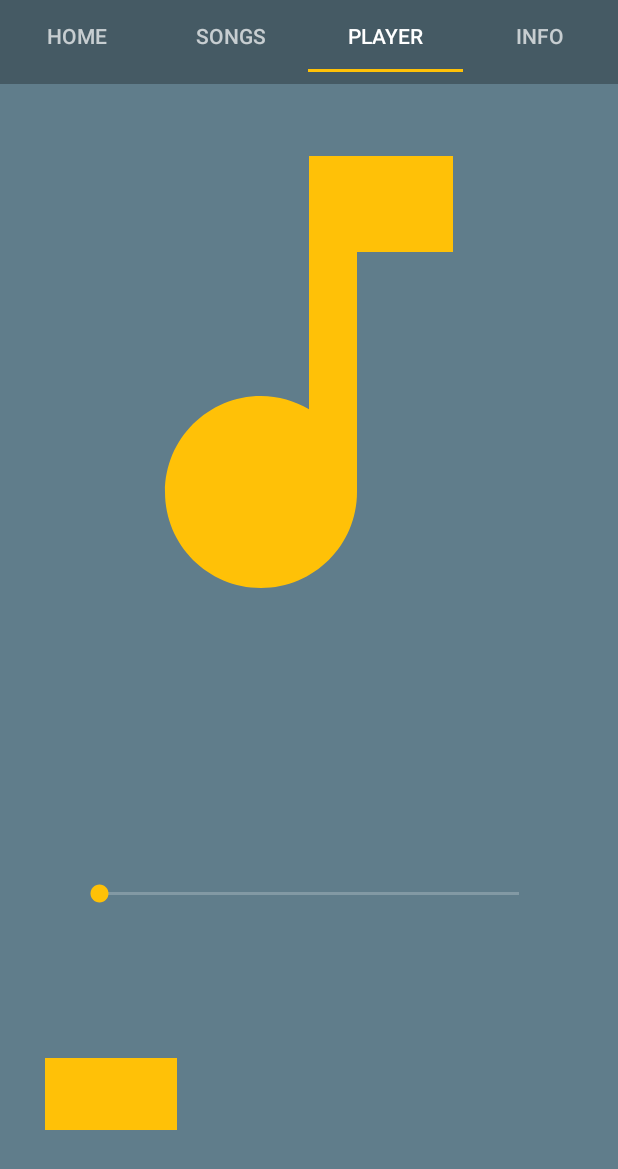
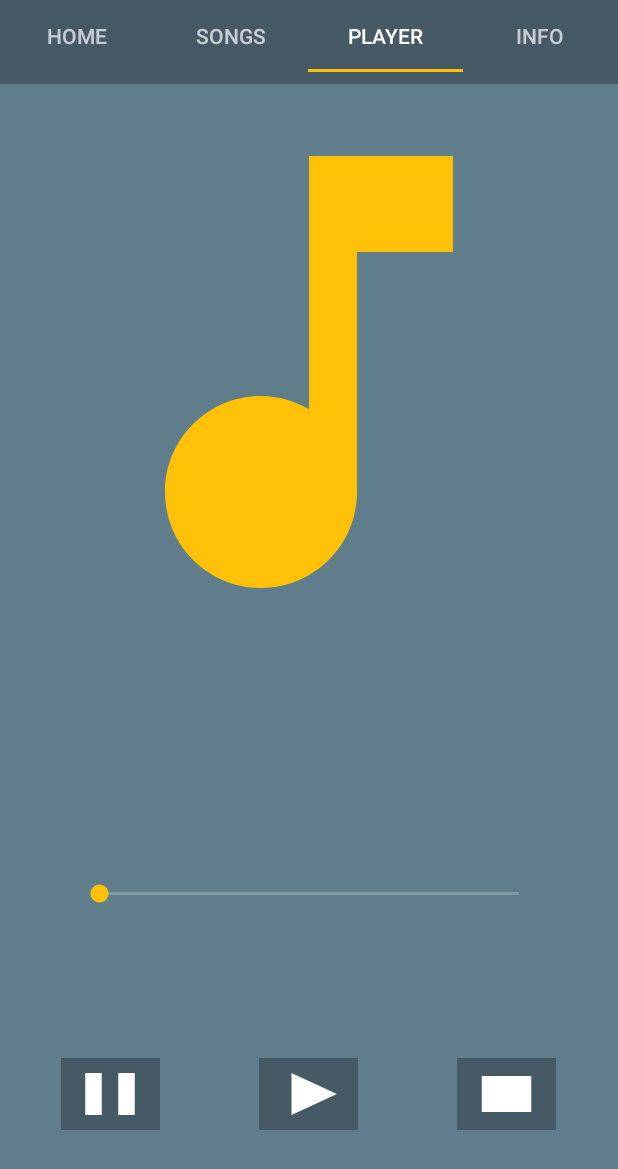
Before and after one commit to AlvarX4z/PocketSong, an Android app: the screen it shows after launch (ActivityMain), tab 3 chosen, on a phone screen of 412 x 824 dp. Shown: the top 1169 px of the screen. Run offline under Robolectric (Android 15) with nearby library versions, the phone set to English and light mode, and no system bars.

Commit message:
MediaPlayer - 1st Attempt

```diff
--- a/app/src/main/java/alfrasan/novatada/musicapitestjava/ActivityMain.java
+++ b/app/src/main/java/alfrasan/novatada/musicapitestjava/ActivityMain.java
@@ -25,7 +25,7 @@ public final class ActivityMain extends AppCompatActivity {
 
         final FragmentManager fragMag = getSupportFragmentManager();
 
-        Toast.makeText(ActivityMain.this, R.string.thanks_app, Toast.LENGTH_SHORT).show();
+        Toast.makeText(context, R.string.thanks_app, Toast.LENGTH_SHORT).show();
 
         // ------------------------ EVENTS ------------------------
 
@@ -47,10 +47,12 @@ public final class ActivityMain extends AppCompatActivity {
                         break;
 
                     case 2:
-                        fragTransaction.replace(R.id.frag_layout_main, new FragmentPlayer(context, currentSong));
+                        fragTransaction.replace(R.id.frag_layout_main, new FragmentPlayer(context));
                         break;
 
-                    case 3: // TODO Add the fourth Fragment when created
+                    case 3:
+                        fragTransaction.replace(R.id.frag_layout_main, new FragmentInfo(context));
+                        break;
 
                 }
 
--- a/app/src/main/java/alfrasan/novatada/musicapitestjava/FragmentPlayer.java
+++ b/app/src/main/java/alfrasan/novatada/musicapitestjava/FragmentPlayer.java
@@ -1,32 +1,138 @@
 package alfrasan.novatada.musicapitestjava;
 
 import android.content.Context;
+import android.media.MediaPlayer;
 import android.os.Bundle;
 
 import androidx.fragment.app.Fragment;
 
+import android.os.Handler;
 import android.view.LayoutInflater;
 import android.view.View;
 import android.view.ViewGroup;
+import android.widget.Button;
+import android.widget.SeekBar;
+import android.widget.TextView;
 import android.widget.Toast;
 
 public final class FragmentPlayer extends Fragment {
 
     private Context context;
-    private Song song;
+    private MediaPlayer mediaPlayer;
+    private Handler handler;
+    private SeekBar seekBarDur;
 
-    public FragmentPlayer(Context context, Song song) {
-
-        this.context = context;
-        this.song = song;
-
-    }
+    public FragmentPlayer(Context context) { this.context = context; }
 
     @Override
     public View onCreateView(LayoutInflater inflater, ViewGroup container, Bundle savedInstanceState) {
 
-        Toast.makeText(context, song.getPath(), Toast.LENGTH_SHORT).show();
-        return inflater.inflate(R.layout.fragment_player, container, false);
+        View view = inflater.inflate(R.layout.fragment_player, container, false);
+        mediaPlayer = null;
+        handler = new Handler();
+
+        final Button pauseBtn = view.findViewById(R.id.btn_fragplayer_pause);
+        final Button playBtn = view.findViewById(R.id.btn_fragplayer_play);
+        final Button stopBtn = view.findViewById(R.id.btn_fragplayer_stop);
+        final TextView songName = view.findViewById(R.id.txt_fragplayer_songname);
+        final TextView songGroup = view.findViewById(R.id.txt_fragplayer_songgroup);
+        seekBarDur = view.findViewById(R.id.seekbar_fragplayer_duration);
+
+        songName.setText(ActivityMain.currentSong.getName());
+        songGroup.setText(ActivityMain.currentSong.getGroup());
+
+        seekBarDur.setOnSeekBarChangeListener(new SeekBar.OnSeekBarChangeListener() {
+
+            @Override
+            public void onProgressChanged(SeekBar seekBar, int progress, boolean fromUser) {
+                if (fromUser) {
+                    mediaPlayer.seekTo(progress);
+                }
+            }
+
+            @Override
+            public void onStartTrackingTouch(SeekBar seekBar) {
+
+            }
+
+            @Override
+            public void onStopTrackingTouch(SeekBar seekBar) {
+
+            }
+
+        });
+
+        playBtn.setOnClickListener(new Button.OnClickListener() {
+
+            @Override
+            public void onClick(View v) {
+
+                if (mediaPlayer == null) {
+
+                    mediaPlayer = MediaPlayer.create(context, R.raw.sample);
+                    seekBarDur.setMax(mediaPlayer.getDuration());
+
+                }
+
+                mediaPlayer.setOnCompletionListener(new MediaPlayer.OnCompletionListener() {
+
+                    @Override
+                    public void onCompletion(MediaPlayer mp) { stop(); }
+
+                });
+
+                mediaPlayer.start();
+
+                UpdateSeekBar updateSeekBar = new UpdateSeekBar();
+                handler.post(updateSeekBar);
+
+            }
+
+        });
+
+        pauseBtn.setOnClickListener(new Button.OnClickListener() {
+
+            @Override
+            public void onClick(View v) { if (mediaPlayer != null) { mediaPlayer.pause(); } }
+
+        });
+
+        stopBtn.setOnClickListener(new Button.OnClickListener() {
+
+            @Override
+            public void onClick(View v) {
+
+                if (mediaPlayer != null) {
+
+                    mediaPlayer.stop();
+                    stop();
+
+                }
+
+            }
+
+        });
+
+        return view;
+
+    }
+
+    public void stop() {
+
+        mediaPlayer.release();
+        mediaPlayer = null;
+
+    }
+
+    public class UpdateSeekBar implements Runnable {
+
+        @Override
+        public void run() {
+
+            seekBarDur.setProgress(mediaPlayer.getCurrentPosition());
+            handler.postDelayed(this, 100);
+
+        }
 
     }
 
--- a/app/src/main/java/alfrasan/novatada/musicapitestjava/RecyclerViewAdapterSong.java
+++ b/app/src/main/java/alfrasan/novatada/musicapitestjava/RecyclerViewAdapterSong.java
@@ -64,6 +64,8 @@ public final class RecyclerViewAdapterSong extends RecyclerView.Adapter<Recycler
             public void onClick(View v) {
 
                 ActivityMain.currentSong.setPath(songList.get(pos).getPath());
+                ActivityMain.currentSong.setName(songList.get(pos).getName());
+                ActivityMain.currentSong.setGroup(songList.get(pos).getGroup());
 
             }
 
--- a/app/src/main/res/layout/fragment_player.xml
+++ b/app/src/main/res/layout/fragment_player.xml
@@ -58,18 +58,48 @@
         app:layout_constraintStart_toStartOf="parent"
         app:layout_constraintTop_toBottomOf="@+id/txt_fragplayer_songgroup" />
 
-    <Button
-        android:id="@+id/button6"
-        android:layout_width="wrap_content"
-        android:layout_height="wrap_content"
-        android:layout_marginStart="30dp"
+    <LinearLayout
+        android:id="@+id/linear_layout_fragplayer_buttons"
+        android:layout_width="0dp"
+        android:layout_height="0dp"
+        android:orientation="horizontal"
+        android:gravity="center"
+        android:weightSum="1"
+        app:layout_constraintBottom_toBottomOf="parent"
+        app:layout_constraintEnd_toEndOf="parent"
+        app:layout_constraintStart_toStartOf="parent"
+        app:layout_constraintTop_toBottomOf="@+id/seekbar_fragplayer_duration">
 
-        android:background="@drawable/ic_previous"
-        android:backgroundTint="@color/colorPrimaryDark"
-        android:foreground="@color/colorAccent"
-        android:backgroundTintMode="screen"
-        app:layout_constraintBottom_toBottomOf="parent"
-        app:layout_constraintStart_toStartOf="parent"
-        app:layout_constraintTop_toBottomOf="@+id/seekbar_fragplayer_duration" />
+        <Button
+            android:id="@+id/btn_fragplayer_pause"
+            android:layout_width="wrap_content"
+            android:layout_height="wrap_content"
+            android:layout_weight="0.3"
+            android:background="@drawable/ic_pause"
+            android:backgroundTint="@color/colorPrimaryDark"
+            android:backgroundTintMode="screen"
+            android:scaleX="0.5" />
+
+        <Button
+            android:id="@+id/btn_fragplayer_play"
+            android:layout_width="wrap_content"
+            android:layout_height="wrap_content"
+            android:layout_weight="0.3"
+            android:background="@drawable/ic_play"
+            android:backgroundTint="@color/colorPrimaryDark"
+            android:backgroundTintMode="screen"
+            android:scaleX="0.5" />
+
+        <Button
+            android:id="@+id/btn_fragplayer_stop"
+            android:layout_width="wrap_content"
+            android:layout_height="wrap_content"
+            android:layout_weight="0.3"
+            android:background="@drawable/ic_stop"
+            android:backgroundTint="@color/colorPrimaryDark"
+            android:backgroundTintMode="screen"
+            android:scaleX="0.5" />
+
+    </LinearLayout>
 
 </androidx.constraintlayout.widget.ConstraintLayout>
```
Also changed, not shown: app/src/main/java/alfrasan/novatada/musicapitestjava/FragmentInfo.java (added, +24 -0 lines), app/src/main/java/alfrasan/novatada/musicapitestjava/FragmentSongs.java (+7 -9 lines).
